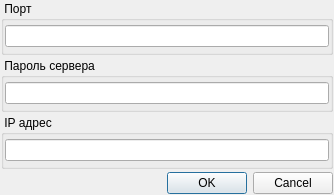
Intueor/Z-Hub, file Dialogs/set_server_dialog.ui: the form before one commit.
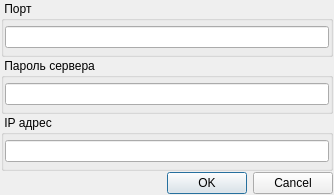
The form after the commit. Icons and pictures are not drawn.

Commit message: Мелкая правка дизайна.

Diff of the .ui file:
```diff
--- a/Dialogs/set_server_dialog.ui
+++ b/Dialogs/set_server_dialog.ui
@@ -37,7 +37,7 @@
   </property>
   <layout class="QVBoxLayout" name="verticalLayout_3">
    <property name="spacing">
-    <number>3</number>
+    <number>1</number>
    </property>
    <property name="leftMargin">
     <number>1</number>
@@ -58,7 +58,7 @@
      </property>
      <layout class="QVBoxLayout" name="verticalLayout_2">
       <property name="spacing">
-       <number>3</number>
+       <number>1</number>
       </property>
       <property name="leftMargin">
        <number>1</number>
@@ -89,7 +89,7 @@
      </property>
      <layout class="QVBoxLayout" name="verticalLayout_5">
       <property name="spacing">
-       <number>3</number>
+       <number>1</number>
       </property>
       <property name="leftMargin">
        <number>1</number>
@@ -120,7 +120,7 @@
      </property>
      <layout class="QVBoxLayout" name="verticalLayout">
       <property name="spacing">
-       <number>3</number>
+       <number>1</number>
       </property>
       <property name="leftMargin">
        <number>1</number>
```
The commit also changes 3 other files.
